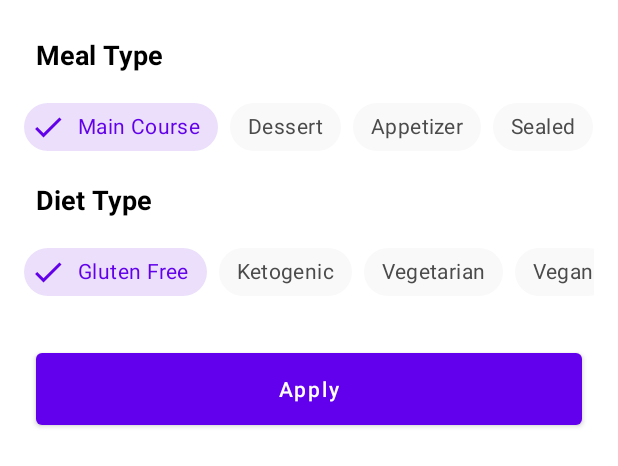
After one commit to Manishsahu354/Foody, an Android app: the layout recipes_bottom_sheet.xml on its own in the app's theme, with its tools: preview values and no code run, on a phone screen of 412 x 824 dp. The commit adds this screen. Shown: the top 466 px of the screen. Run offline under Robolectric (Android 15) with nearby library versions, the phone set to English and light mode, and no system bars; Roboto replaces fonts that are not available here.

Commit message:
Recipes page BottomSheet

```diff
--- /dev/null
+++ b/Foody/app/src/main/res/color/chip_background_color.xml
@@ -0,0 +1,7 @@
+<?xml version="1.0" encoding="utf-8"?>
+<selector xmlns:android="http://schemas.android.com/apk/res/android">
+
+    <item android:color="@color/checkedChipBackgroundColor" android:state_checked="true" />
+    <item android:color="@color/chipBackgroundColor" android:state_checked="false" />
+
+</selector>
--- /dev/null
+++ b/Foody/app/src/main/res/color/chip_text_color.xml
@@ -0,0 +1,7 @@
+<?xml version="1.0" encoding="utf-8"?>
+<selector xmlns:android="http://schemas.android.com/apk/res/android">
+
+    <item android:color="@color/checkedChipTextColor" android:state_checked="true" />
+    <item android:color="@color/chipTextColor" android:state_checked="false" />
+
+</selector>
--- /dev/null
+++ b/Foody/app/src/main/res/layout/recipes_bottom_sheet.xml
@@ -0,0 +1,259 @@
+<?xml version="1.0" encoding="utf-8"?>
+<androidx.constraintlayout.widget.ConstraintLayout xmlns:android="http://schemas.android.com/apk/res/android"
+    xmlns:app="http://schemas.android.com/apk/res-auto"
+    xmlns:tools="http://schemas.android.com/tools"
+    android:layout_width="match_parent"
+    android:layout_height="wrap_content"
+    android:background="@color/white"
+    tools:context=".ui.fragment.recipes.bottomsheet.RecipesBottomSheet">
+
+
+    <TextView
+        android:id="@+id/mealTypeText"
+        android:layout_width="wrap_content"
+        android:layout_height="wrap_content"
+        android:layout_marginStart="24dp"
+        android:layout_marginTop="24dp"
+        android:text="@string/meal_type"
+        android:textColor="@color/black"
+        android:textSize="18sp"
+        android:textStyle="bold"
+        app:layout_constraintStart_toStartOf="parent"
+        app:layout_constraintTop_toTopOf="parent" />
+
+    <HorizontalScrollView
+        android:id="@+id/mealTypeScrollView"
+        android:layout_width="match_parent"
+        android:layout_height="wrap_content"
+        android:layout_marginStart="16dp"
+        android:layout_marginTop="12dp"
+        android:layout_marginEnd="16dp"
+        android:scrollbars="none"
+        app:layout_constraintEnd_toEndOf="parent"
+        app:layout_constraintStart_toStartOf="parent"
+        app:layout_constraintTop_toBottomOf="@+id/mealTypeText">
+
+        <LinearLayout
+            android:layout_width="wrap_content"
+            android:layout_height="match_parent"
+            android:orientation="horizontal">
+
+
+            <com.google.android.material.chip.ChipGroup
+                android:id="@+id/mealTypeChipGroup"
+                android:layout_width="match_parent"
+                android:layout_height="match_parent"
+                app:checkedChip="@+id/mainCourseChip"
+                app:selectionRequired="true"
+                app:singleLine="true"
+                app:singleSelection="true">
+
+                <com.google.android.material.chip.Chip
+                    style="@style/CustomChipStyle"
+                    android:id="@+id/mainCourseChip"
+                    android:layout_width="wrap_content"
+                    android:layout_height="wrap_content"
+                    android:text="@string/main_course" />
+
+                <com.google.android.material.chip.Chip
+                    style="@style/CustomChipStyle"
+                    android:id="@+id/dessertChip"
+                    android:layout_width="wrap_content"
+                    android:layout_height="wrap_content"
+                    android:text="@string/dessert" />
+
+                <com.google.android.material.chip.Chip
+                    style="@style/CustomChipStyle"
+                    android:id="@+id/appetizerChip"
+                    android:layout_width="wrap_content"
+                    android:layout_height="wrap_content"
+                    android:text="@string/appetizer" />
+
+                <com.google.android.material.chip.Chip
+                    style="@style/CustomChipStyle"
+                    android:id="@+id/sealedChip"
+                    android:layout_width="wrap_content"
+                    android:layout_height="wrap_content"
+                    android:text="@string/sealed" />
+
+                <com.google.android.material.chip.Chip
+                    style="@style/CustomChipStyle"
+                    android:id="@+id/breadChip"
+                    android:layout_width="wrap_content"
+                    android:layout_height="wrap_content"
+                    android:text="@string/bread" />
+
+                <com.google.android.material.chip.Chip
+                    style="@style/CustomChipStyle"
+                    android:id="@+id/breakfastChip"
+                    android:layout_width="wrap_content"
+                    android:layout_height="wrap_content"
+                    android:text="@string/breakfast" />
+
+                <com.google.android.material.chip.Chip
+                    style="@style/CustomChipStyle"
+                    android:id="@+id/soupChip"
+                    android:layout_width="wrap_content"
+                    android:layout_height="wrap_content"
+                    android:text="@string/soup" />
+
+                <com.google.android.material.chip.Chip
+                    style="@style/CustomChipStyle"
+                    android:id="@+id/beverageChip"
+                    android:layout_width="wrap_content"
+                    android:layout_height="wrap_content"
+                    android:text="@string/beverage" />
+
+                <com.google.android.material.chip.Chip
+                    style="@style/CustomChipStyle"
+                    android:id="@+id/sauceChip"
+                    android:layout_width="wrap_content"
+                    android:layout_height="wrap_content"
+                    android:text="@string/sauce" />
+
+                <com.google.android.material.chip.Chip
+                    style="@style/CustomChipStyle"
+                    android:id="@+id/marinadeChip"
+                    android:layout_width="wrap_content"
+                    android:layout_height="wrap_content"
+                    android:text="@string/marinade" />
+
+                <com.google.android.material.chip.Chip
+                    style="@style/CustomChipStyle"
+                    android:id="@+id/fingerFoodChip"
+                    android:layout_width="wrap_content"
+                    android:layout_height="wrap_content"
+                    android:text="@string/finger_food" />
+
+                <com.google.android.material.chip.Chip
+                    style="@style/CustomChipStyle"
+                    android:id="@+id/snackChip"
+                    android:layout_width="wrap_content"
+                    android:layout_height="wrap_content"
+                    android:text="@string/snack" />
+
+                <com.google.android.material.chip.Chip
+                    style="@style/CustomChipStyle"
+                    android:id="@+id/drinkChip"
+                    android:layout_width="wrap_content"
+                    android:layout_height="wrap_content"
+                    android:text="@string/drink" />
+            </com.google.android.material.chip.ChipGroup>
+        </LinearLayout>
+    </HorizontalScrollView>
+
+    <TextView
+        android:id="@+id/dietType_txt"
+        android:layout_width="wrap_content"
+        android:layout_height="wrap_content"
+        android:layout_marginStart="24dp"
+        android:layout_marginTop="12dp"
+        android:text="@string/diet_type"
+        android:textColor="@color/black"
+        android:textSize="18sp"
+        android:textStyle="bold"
+        app:layout_constraintStart_toStartOf="parent"
+        app:layout_constraintTop_toBottomOf="@+id/mealTypeScrollView" />
+
+    <HorizontalScrollView
+        android:id="@+id/dietType_scrollView"
+        android:layout_width="match_parent"
+        android:layout_height="wrap_content"
+        android:layout_marginStart="16dp"
+        android:layout_marginTop="12dp"
+        android:layout_marginEnd="16dp"
+        android:scrollbars="none"
+        app:layout_constraintEnd_toEndOf="parent"
+        app:layout_constraintStart_toStartOf="parent"
+        app:layout_constraintTop_toBottomOf="@+id/dietType_txt">
+
+        <LinearLayout
+            android:layout_width="wrap_content"
+            android:layout_height="match_parent"
+            android:orientation="horizontal">
+
+            <com.google.android.material.chip.ChipGroup
+                android:id="@+id/dietType_chipGroup"
+                android:layout_width="match_parent"
+                android:layout_height="match_parent"
+                app:checkedChip="@+id/gluten_free_chip"
+                app:selectionRequired="true"
+                app:singleLine="true"
+                app:singleSelection="true">
+
+                <com.google.android.material.chip.Chip
+                    style="@style/CustomChipStyle"
+                    android:id="@+id/gluten_free_chip"
+                    android:layout_width="wrap_content"
+                    android:layout_height="wrap_content"
+                    android:text="@string/gluten_free" />
+
+                <com.google.android.material.chip.Chip
+                    style="@style/CustomChipStyle"
+                    android:id="@+id/ketogenic_chip"
+                    android:layout_width="wrap_content"
+                    android:layout_height="wrap_content"
+                    android:text="@string/ketogenic" />
+
+                <com.google.android.material.chip.Chip
+                    style="@style/CustomChipStyle"
+                    android:id="@+id/vegetarian_chip"
+                    android:layout_width="wrap_content"
+                    android:layout_height="wrap_content"
+                    android:text="@string/vegetarian" />
+
+                <com.google.android.material.chip.Chip
+                    style="@style/CustomChipStyle"
+                    android:id="@+id/vegan_chip"
+                    android:layout_width="wrap_content"
+                    android:layout_height="wrap_content"
+                    android:text="@string/vegan" />
+
+                <com.google.android.material.chip.Chip
+                    style="@style/CustomChipStyle"
+                    android:id="@+id/pescetarian_chip"
+                    android:layout_width="wrap_content"
+                    android:layout_height="wrap_content"
+                    android:text="@string/pescetarian" />
+
+                <com.google.android.material.chip.Chip
+                    style="@style/CustomChipStyle"
+                    android:id="@+id/paleo_chip"
+                    android:layout_width="wrap_content"
+                    android:layout_height="wrap_content"
+                    android:text="@string/paleo" />
+
+                <com.google.android.material.chip.Chip
+                    style="@style/CustomChipStyle"
+                    android:id="@+id/primal_chip"
+                    android:layout_width="wrap_content"
+                    android:layout_height="wrap_content"
+                    android:text="@string/primal" />
+
+                <com.google.android.material.chip.Chip
+                    style="@style/CustomChipStyle"
+                    android:id="@+id/whole30_chip"
+                    android:layout_width="wrap_content"
+                    android:layout_height="wrap_content"
+                    android:text="@string/whole30" />
+
+            </com.google.android.material.chip.ChipGroup>
+        </LinearLayout>
+    </HorizontalScrollView>
+
+    <Button
+        android:id="@+id/applyButton"
+        android:layout_width="match_parent"
+        android:layout_height="60dp"
+        android:layout_marginStart="24dp"
+        android:layout_marginTop="24dp"
+        android:layout_marginEnd="24dp"
+        android:layout_marginBottom="24dp"
+        android:text="@string/apply"
+        android:textAllCaps="false"
+        app:layout_constraintBottom_toBottomOf="parent"
+        app:layout_constraintEnd_toEndOf="parent"
+        app:layout_constraintHorizontal_bias="0.5"
+        app:layout_constraintStart_toStartOf="parent"
+        app:layout_constraintTop_toBottomOf="@+id/dietType_scrollView" />
+</androidx.constraintlayout.widget.ConstraintLayout>
--- a/Foody/app/src/main/res/values/strings.xml
+++ b/Foody/app/src/main/res/values/strings.xml
@@ -5,4 +5,29 @@
     <string name="recipes_fragment">Recipes</string>
     <string name="favorite_recipes_fragment">Favorites</string>
     <string name="food_joke">Joke</string>
+    <string name="meal_type">Meal Type</string>
+    <string name="main_course">Main Course</string>
+    <string name="side_dish">Side Dish</string>
+    <string name="dessert">Dessert</string>
+    <string name="appetizer">Appetizer</string>
+    <string name="breakfast">Breakfast</string>
+    <string name="bread">Bread</string>
+    <string name="sealed">Sealed</string>
+    <string name="soup">Soup</string>
+    <string name="beverage">Beverage</string>
+    <string name="sauce">Sauce</string>
+    <string name="marinade">Marinade</string>
+    <string name="finger_food">Finger Food</string>
+    <string name="snack">Snack</string>
+    <string name="drink">Drink</string>
+    <string name="diet_type">Diet Type</string>
+    <string name="gluten_free">Gluten Free</string>
+    <string name="ketogenic">Ketogenic</string>
+    <string name="vegetarian">Vegetarian</string>
+    <string name="vegan">Vegan</string>
+    <string name="pescetarian">pescetarian</string>
+    <string name="paleo">Paleo</string>
+    <string name="primal">Primal</string>
+    <string name="whole30">Whole30</string>
+    <string name="apply">Apply</string>
 </resources>
--- a/Foody/app/src/main/res/values-night/styles.xml
+++ b/Foody/app/src/main/res/values/styles.xml
@@ -7,4 +7,10 @@
         <item name="colorAccent">@color/colorAccent</item>
     </style>
 
+    <style name="CustomChipStyle" parent="Widget.MaterialComponents.Chip.Filter">
+        <item name="chipBackgroundColor">@color/chip_background_color</item>
+        <item name="android:textColor">@color/chip_text_color</item>
+        <item name="checkedIconTint">@color/chip_text_color</item>
+    </style>
+
 </resources>
```
Also changed, not shown: Foody/app/src/main/java/com/example/foody/adapters/RecipesBinding.kt (added, +54 -0 lines), Foody/app/src/main/java/com/example/foody/adapters/sample.java (deleted, +0 -10 lines), Foody/app/src/main/java/com/example/foody/data/DataStoreRepository.kt (added, +73 -0 lines), Foody/app/src/main/java/com/example/foody/ui/fragment/recipes/RecipesFragment.kt (+22 -12 lines), Foody/app/src/main/java/com/example/foody/ui/fragment/recipes/bottomsheet/RecipesBottomSheet.kt (added, +21 -0 lines), Foody/app/src/main/java/com/example/foody/util/Constants.kt (+12 -0 lines), Foody/app/src/main/java/com/example/foody/viewmodels/RecipesViewModel.kt (+6 -3 lines), Foody/app/src/main/res/layout/fragment_recipes.xml (+17 -3 lines), Foody/app/src/main/res/navigation/my_nav.xml (+14 -1 lines), Foody/app/src/main/res/values/colors.xml (+24 -0 lines).
